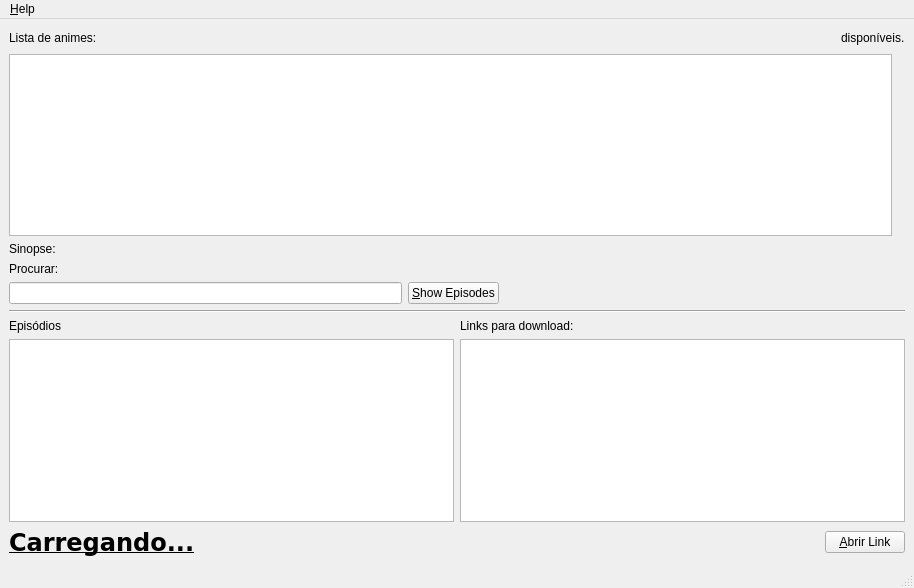
Qt form series-manager/views/main.ui (ROAND/Series-Manager) before a commit.
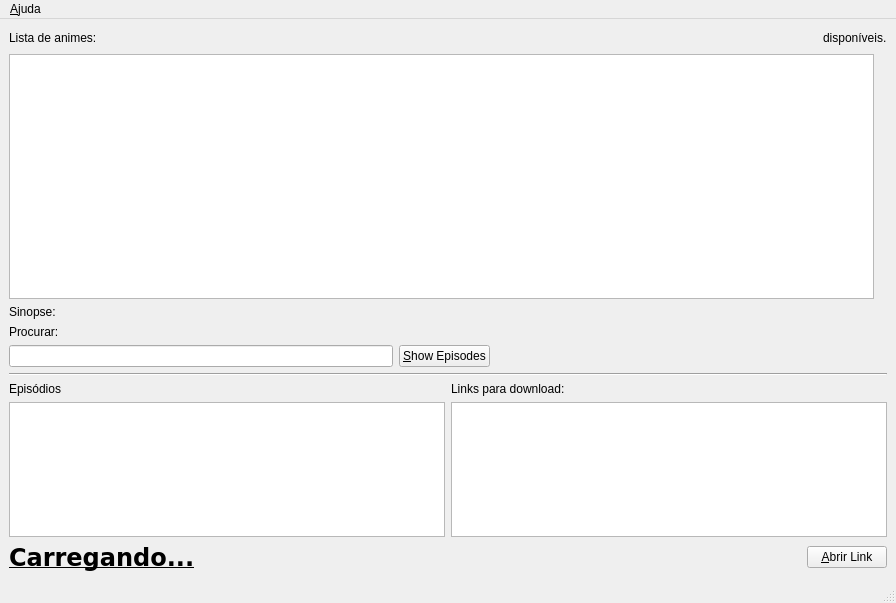
The same form after that commit. Icons and pictures are not drawn.

Commit message: Abrir link funcionando.

```diff
--- a/series-manager/views/main.ui
+++ b/series-manager/views/main.ui
@@ -6,8 +6,8 @@
    <rect>
     <x>0</x>
     <y>0</y>
-    <width>914</width>
-    <height>588</height>
+    <width>896</width>
+    <height>603</height>
    </rect>
   </property>
   <property name="windowTitle">
@@ -69,6 +69,12 @@
         </item>
         <item>
          <widget class="QLabel" name="image_label">
+          <property name="minimumSize">
+           <size>
+            <width>0</width>
+            <height>245</height>
+           </size>
+          </property>
           <property name="maximumSize">
            <size>
             <width>185</width>
@@ -178,13 +184,23 @@
        <layout class="QHBoxLayout" name="horizontalLayout_6">
         <item>
          <widget class="QListWidget" name="res_list_widget">
+          <property name="isWrapping" stdset="0">
+           <bool>true</bool>
+          </property>
           <property name="wordWrap">
-           <bool>false</bool>
+           <bool>true</bool>
           </property>
          </widget>
         </item>
         <item>
-         <widget class="QListWidget" name="options_list_widget"/>
+         <widget class="QListWidget" name="options_list_widget">
+          <property name="isWrapping" stdset="0">
+           <bool>true</bool>
+          </property>
+          <property name="wordWrap">
+           <bool>true</bool>
+          </property>
+         </widget>
         </item>
        </layout>
       </item>
@@ -240,13 +256,13 @@
     <rect>
      <x>0</x>
      <y>0</y>
-     <width>914</width>
+     <width>896</width>
      <height>19</height>
     </rect>
    </property>
    <widget class="QMenu" name="menu_About">
     <property name="title">
-     <string>&amp;Help</string>
+     <string>&amp;Ajuda</string>
     </property>
     <addaction name="action_About_Semard"/>
    </widget>
```
Left out of the diff: 2 changed lines with no effect on the pictures. The commit also changes 2 other files.
